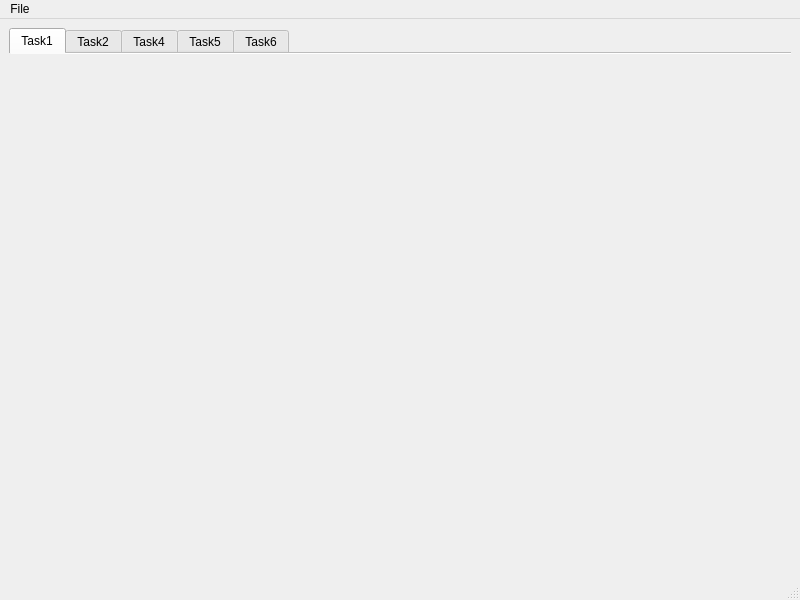
Old version of the form main/main.ui in the repository felkost/ImageTrick.
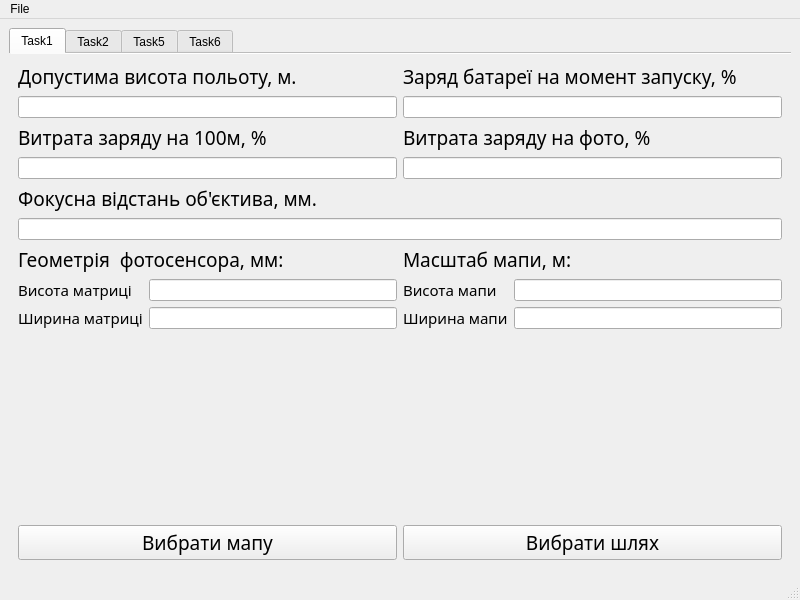
New version of the form. The open tabs and pages were chosen to show the change. Icons and pictures are not drawn.

Diff of the .ui file:
```diff
--- a/main/main.ui
+++ b/main/main.ui
@@ -14,7 +14,7 @@
    <string>MainWindow</string>
   </property>
   <widget class="QWidget" name="centralwidget">
-   <layout class="QHBoxLayout" name="horizontalLayout">
+   <layout class="QVBoxLayout" name="verticalLayout_12">
     <item>
      <widget class="QTabWidget" name="taskManager">
       <property name="focusPolicy">
@@ -42,6 +42,248 @@
        <attribute name="title">
         <string>Task1</string>
        </attribute>
+       <layout class="QGridLayout" name="gridLayout_5">
+        <item row="0" column="0" colspan="2">
+         <layout class="QGridLayout" name="gridLayout_2">
+          <item row="4" column="0" colspan="2">
+           <widget class="QLabel" name="label_3">
+            <property name="font">
+             <font>
+              <family>aakar</family>
+              <pointsize>14</pointsize>
+             </font>
+            </property>
+            <property name="text">
+             <string>Фокусна відстань об'єктива, мм.</string>
+            </property>
+           </widget>
+          </item>
+          <item row="1" column="1">
+           <widget class="QLineEdit" name="lineEdit_7"/>
+          </item>
+          <item row="3" column="0">
+           <widget class="QLineEdit" name="lineEdit_5"/>
+          </item>
+          <item row="2" column="1">
+           <widget class="QLabel" name="label_6">
+            <property name="font">
+             <font>
+              <family>aakar</family>
+              <pointsize>14</pointsize>
+             </font>
+            </property>
+            <property name="text">
+             <string>Витрата заряду на фото, %</string>
+            </property>
+           </widget>
+          </item>
+          <item row="3" column="1">
+           <widget class="QLineEdit" name="lineEdit_4"/>
+          </item>
+          <item row="1" column="0">
+           <widget class="QLineEdit" name="lineEdit"/>
+          </item>
+          <item row="0" column="1">
+           <widget class="QLabel" name="label_5">
+            <property name="font">
+             <font>
+              <family>aakar</family>
+              <pointsize>14</pointsize>
+              <italic>false</italic>
+             </font>
+            </property>
+            <property name="text">
+             <string>Заряд батареї на момент запуску, %</string>
+            </property>
+           </widget>
+          </item>
+          <item row="2" column="0">
+           <widget class="QLabel" name="label_7">
+            <property name="font">
+             <font>
+              <family>aakar</family>
+              <pointsize>14</pointsize>
+             </font>
+            </property>
+            <property name="text">
+             <string>Витрата заряду на 100м, %</string>
+            </property>
+           </widget>
+          </item>
+          <item row="0" column="0">
+           <widget class="QLabel" name="label_2">
+            <property name="font">
+             <font>
+              <family>aakar</family>
+              <pointsize>14</pointsize>
+              <italic>false</italic>
+             </font>
+            </property>
+            <property name="text">
+             <string>Допустима висота польоту, м.</string>
+            </property>
+           </widget>
+          </item>
+          <item row="5" column="0" colspan="2">
+           <widget class="QLineEdit" name="lineEdit_2"/>
+          </item>
+         </layout>
+        </item>
+        <item row="2" column="0">
+         <layout class="QGridLayout" name="gridLayout_3">
+          <item row="1" column="0">
+           <widget class="QLabel" name="label_8">
+            <property name="font">
+             <font>
+              <family>Abyssinica SIL</family>
+              <pointsize>11</pointsize>
+             </font>
+            </property>
+            <property name="text">
+             <string>Висота матриці</string>
+            </property>
+           </widget>
+          </item>
+          <item row="2" column="1">
+           <widget class="QLineEdit" name="lineEdit_6"/>
+          </item>
+          <item row="1" column="1">
+           <widget class="QLineEdit" name="lineEdit_3"/>
+          </item>
+          <item row="0" column="0" colspan="2">
+           <widget class="QLabel" name="label_4">
+            <property name="font">
+             <font>
+              <family>aakar</family>
+              <pointsize>14</pointsize>
+             </font>
+            </property>
+            <property name="text">
+             <string>Геометрія  фотосенсора, мм:</string>
+            </property>
+           </widget>
+          </item>
+          <item row="2" column="0">
+           <widget class="QLabel" name="label_9">
+            <property name="font">
+             <font>
+              <family>Abyssinica SIL</family>
+              <pointsize>11</pointsize>
+             </font>
+            </property>
+            <property name="text">
+             <string>Ширина матриці</string>
+            </property>
+           </widget>
+          </item>
+          <item row="3" column="1">
+           <spacer name="verticalSpacer">
+            <property name="orientation">
+             <enum>Qt::Vertical</enum>
+            </property>
+            <property name="sizeHint" stdset="0">
+             <size>
+              <width>20</width>
+              <height>40</height>
+             </size>
+            </property>
+           </spacer>
+          </item>
+         </layout>
+        </item>
+        <item row="2" column="1">
+         <layout class="QGridLayout" name="gridLayout_4">
+          <item row="2" column="0">
+           <widget class="QLabel" name="label_13">
+            <property name="font">
+             <font>
+              <family>Abyssinica SIL</family>
+              <pointsize>11</pointsize>
+             </font>
+            </property>
+            <property name="text">
+             <string>Ширина мапи</string>
+            </property>
+           </widget>
+          </item>
+          <item row="1" column="1">
+           <widget class="QLineEdit" name="lineEdit_9"/>
+          </item>
+          <item row="1" column="0">
+           <widget class="QLabel" name="label_12">
+            <property name="font">
+             <font>
+              <family>Abyssinica SIL</family>
+              <pointsize>11</pointsize>
+             </font>
+            </property>
+            <property name="text">
+             <string>Висота мапи</string>
+            </property>
+           </widget>
+          </item>
+          <item row="0" column="0" colspan="2">
+           <widget class="QLabel" name="label_11">
+            <property name="font">
+             <font>
+              <family>aakar</family>
+              <pointsize>14</pointsize>
+             </font>
+            </property>
+            <property name="text">
+             <string>Масштаб мапи, м:</string>
+            </property>
+           </widget>
+          </item>
+          <item row="2" column="1">
+           <widget class="QLineEdit" name="lineEdit_8"/>
+          </item>
+          <item row="3" column="1">
+           <spacer name="verticalSpacer_2">
+            <property name="orientation">
+             <enum>Qt::Vertical</enum>
+            </property>
+            <property name="sizeHint" stdset="0">
+             <size>
+              <width>20</width>
+              <height>40</height>
+             </size>
+            </property>
+           </spacer>
+          </item>
+         </layout>
+        </item>
+        <item row="3" column="0" colspan="2">
+         <layout class="QHBoxLayout" name="horizontalLayout">
+          <item>
+           <widget class="QPushButton" name="pushButton_2">
+            <property name="font">
+             <font>
+              <family>aakar</family>
+              <pointsize>14</pointsize>
+             </font>
+            </property>
+            <property name="text">
+             <string>Вибрати мапу</string>
+            </property>
+           </widget>
+          </item>
+          <item>
+           <widget class="QPushButton" name="pushButton">
+            <property name="font">
+             <font>
+              <family>aakar</family>
+              <pointsize>14</pointsize>
+             </font>
+            </property>
+            <property name="text">
+             <string>Вибрати шлях</string>
+            </property>
+           </widget>
+          </item>
+         </layout>
+        </item>
+       </layout>
       </widget>
       <widget class="QWidget" name="task2">
        <attribute name="title">
@@ -148,12 +390,6 @@
         </item>
        </layout>
       </widget>
-      <widget class="QWidget" name="task4">
-       <attribute name="title">
-        <string>Task4</string>
-       </attribute>
-       <layout class="QVBoxLayout" name="verticalLayout_3"/>
-      </widget>
       <widget class="QWidget" name="task5">
        <attribute name="title">
         <string>Task5</string>
```
Left out of the diff: 61 changed lines with no effect on the pictures.
